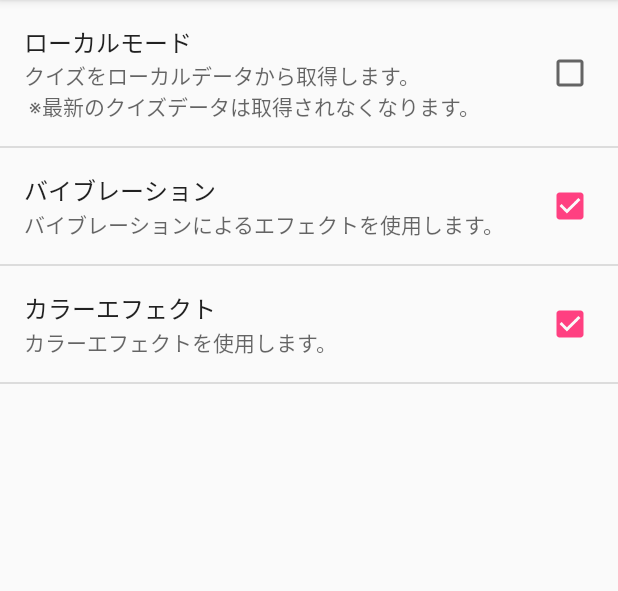
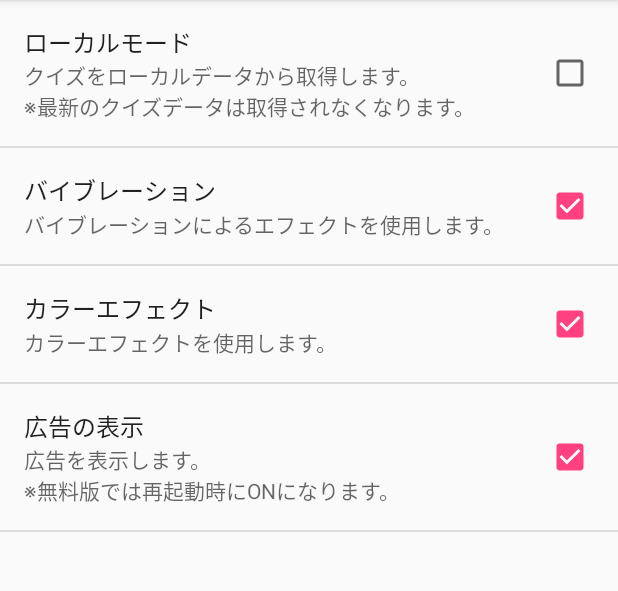
Before and after one commit to TatsuoWatanabe/FunUkuleleQuiz, an Android app: the screen it shows after launch (SettingsActivity), in the options menu, after a tap on "Settings", on a phone screen of 412 x 824 dp, the part 84-675 px from its top. Run offline under Robolectric (Android 15) with nearby library versions, the phone set to English and light mode, and no system bars; our stand-ins replace AdMob, Volley; network calls fail; 3 statements that could not run were skipped.

```diff
--- a/app/src/main/java/com/tatsuowatanabe/funukulelequiz/MainActivity.java
+++ b/app/src/main/java/com/tatsuowatanabe/funukulelequiz/MainActivity.java
@@ -8,6 +8,7 @@ import android.preference.PreferenceManager;
 import android.support.design.widget.FloatingActionButton;
 import android.support.v7.app.AppCompatActivity;
 import android.support.v7.widget.Toolbar;
+import android.util.Log;
 import android.view.Menu;
 import android.view.MenuItem;
 import android.view.View;
@@ -17,6 +18,8 @@ import android.widget.Toast;
 
 import com.android.volley.RequestQueue;
 import com.android.volley.toolbox.Volley;
+import com.google.android.gms.ads.AdRequest;
+import com.google.android.gms.ads.NativeExpressAdView;
 import com.google.android.gms.appindexing.AppIndex;
 import com.google.android.gms.common.api.GoogleApiClient;
 import com.tatsuowatanabe.funukulelequiz.model.QuizGame;
@@ -65,11 +68,13 @@ public class MainActivity extends AppCompatActivity {
         mQueue   = Volley.newRequestQueue(this);
         vibrator = (Vibrator)getSystemService(VIBRATOR_SERVICE);
 
+        final Boolean isFreeEdition = true;
+        prefs.setShowAds(isFreeEdition);
+
         // floating action button
         views.fab.setOnClickListener(new View.OnClickListener() {
             @Override public void onClick(final View view) { startQuiz(); }
         });
-        // TODO: Set the progress bar of quizzes.
         // TODO: Add setting of advertisement.
         // TODO: Add in app purchase.
         // ATTENTION: This was auto-generated to implement the App Indexing API.
@@ -125,6 +130,18 @@ public class MainActivity extends AppCompatActivity {
     }
 
     /**
+     * Load the advertisement.
+     */
+    private void loadAd() {
+        AdRequest.Builder adBuilder = new AdRequest.Builder();
+        for (String device : getResources().getStringArray(R.array.admob_test_devices)) {
+            Log.d("admob Test Device: ", device);
+            adBuilder.addTestDevice(device);
+        }
+        views.adView.loadAd(adBuilder.build());
+    }
+
+    /**
      * get the shared preferences.
      * @return
      */
@@ -145,9 +162,29 @@ public class MainActivity extends AppCompatActivity {
      */
     public class PreferencesHolder {
         private SharedPreferences sharedPreferences = getSharedPreferences();
+        private SharedPreferences.OnSharedPreferenceChangeListener changeListener = new SharedPreferences.OnSharedPreferenceChangeListener() {
+            @Override
+            public void onSharedPreferenceChanged(SharedPreferences sharedPreferences, String key) {
+                if (key.equals(getString(R.string.pref_key_ads))) {
+                    onChangeShowAds(shouldShowAds());
+                }
+            }
+        };
+        private void onChangeShowAds(Boolean shouldShow) {
+            views.adView.setVisibility(shouldShow ? View.VISIBLE : View.GONE);
+            if (shouldShow) { loadAd(); }
+        }
         public Boolean isLocalMode()          { return sharedPreferences.getBoolean(getString(R.string.pref_key_local_mode)  , false); }
         public Boolean shouldUseVibration()   { return sharedPreferences.getBoolean(getString(R.string.pref_key_vibration)   , true); }
         public Boolean shouldUseColorEffect() { return sharedPreferences.getBoolean(getString(R.string.pref_key_color_effect), true); }
+        public Boolean shouldShowAds()        { return sharedPreferences.getBoolean(getString(R.string.pref_key_ads), true); }
+        public void setShowAds(Boolean sw)    {
+            sharedPreferences.edit().putBoolean(getString(R.string.pref_key_ads), sw).commit();
+            onChangeShowAds(sw);
+        }
+        private PreferencesHolder() {
+            sharedPreferences.registerOnSharedPreferenceChangeListener(changeListener);
+        }
     }
 
     /**
@@ -167,7 +204,8 @@ public class MainActivity extends AppCompatActivity {
         public final View                 loadingArea     = (View)findViewById(R.id.loading_area);
         public final View                 contentMain     = (View)findViewById(R.id.content_main);
         public final TextView             quizzesProgress = (TextView)findViewById(R.id.quizzes_progress);
-        public ViewHolder() {
+        public final NativeExpressAdView  adView          = (NativeExpressAdView) findViewById(R.id.adView);
+        private ViewHolder() {
             resultArea.setVisibility(View.GONE);
             quizzesProgress.setVisibility(View.GONE);
             pointDisplay.setText(getString(R.string.points, 0)); // 0 pt
--- a/app/src/main/java/com/tatsuowatanabe/funukulelequiz/adapter/ChoiceListAdapter.java
+++ b/app/src/main/java/com/tatsuowatanabe/funukulelequiz/adapter/ChoiceListAdapter.java
@@ -58,8 +58,13 @@ public class ChoiceListAdapter extends ArrayAdapter<Quiz.Choice>  {
         String body = choice.getBody(convertView.getContext());
         tv.setText(body);
         Float textSizeDp = getContext().getResources().getDimension(
-            body.length() > 100 ? R.dimen.choice_small  :
-            body.length() > 50  ? R.dimen.choice_medium : R.dimen.choice_normal
+            body.length() < 10 ? R.dimen.choice_LLL :
+            body.length() < 20 ? R.dimen.choice_LL  :
+            body.length() < 30 ? R.dimen.choice_L   :
+            body.length() < 40 ? R.dimen.choice_M   :
+            body.length() < 50 ? R.dimen.choice_S   :
+            body.length() < 60 ? R.dimen.choice_SS  :
+                                 R.dimen.choice_SSS
         );
         tv.setTextSize(TypedValue.COMPLEX_UNIT_PX, textSizeDp);
 
--- a/app/src/main/java/com/tatsuowatanabe/funukulelequiz/model/QuizResults.java
+++ b/app/src/main/java/com/tatsuowatanabe/funukulelequiz/model/QuizResults.java
@@ -54,7 +54,6 @@ public class QuizResults {
             showColorEffect(ContextCompat.getColor(activity, R.color.incorrect));
             if (activity.prefs.shouldUseVibration()) { activity.getVibrator().vibrate(50); }
         }
-        // TODO: Set progress to progress bar.
 
         addPoint(answeredQuiz.getPoint());
         answeredes.add(answeredQuiz);
--- a/app/src/main/java/com/tatsuowatanabe/funukulelequiz/preference/SettingsFragment.java
+++ b/app/src/main/java/com/tatsuowatanabe/funukulelequiz/preference/SettingsFragment.java
@@ -58,6 +58,17 @@ public class SettingsFragment extends PreferenceFragment {
                 isEn ? R.string.pref_summ_color_effect_en :
                        R.string.pref_summ_color_effect_en
         ));
+        CheckBoxPreference prefAds = (CheckBoxPreference)findPreference(getString(R.string.pref_key_ads));
+        prefAds.setTitle(getString(
+                isJa ? R.string.pref_title_ads_ja :
+                isEn ? R.string.pref_title_ads_en :
+                       R.string.pref_title_ads_en
+        ));
+        prefAds.setSummary(getString(
+                isJa ? R.string.pref_summ_ads_ja :
+                isEn ? R.string.pref_summ_ads_en :
+                       R.string.pref_summ_ads_en
+        ));
         return this;
     }
 
--- a/app/src/main/res/layout/activity_main.xml
+++ b/app/src/main/res/layout/activity_main.xml
@@ -8,7 +8,6 @@
     android:fitsSystemWindows="true"
     tools:context=".MainActivity"
 >
-
     <include layout="@layout/app_bar" />
 
     <include layout="@layout/content_main" />
--- a/app/src/main/res/layout/adapter_list_item_choice.xml
+++ b/app/src/main/res/layout/adapter_list_item_choice.xml
@@ -30,7 +30,7 @@
             android:minHeight="48dp"
             android:layout_toRightOf="@+id/icon"
             android:text="choice body string ..."
-            android:textSize="@dimen/choice_normal"
+            android:textSize="@dimen/choice_LLL"
             android:gravity="left|center_vertical"
             android:textColor="#999999"
         />
--- a/app/src/main/res/layout/loading_area.xml
+++ b/app/src/main/res/layout/loading_area.xml
@@ -16,7 +16,7 @@
         android:visibility="visible"
         android:layout_centerInParent="true"
         app:indicator="BallPulseSync"
-        app:indicator_color="@color/common_signin_btn_dark_text_default"
+        app:indicator_color="@color/common_action_bar_splitter"
     />
 
 </RelativeLayout>
--- a/app/src/main/res/layout/result_area.xml
+++ b/app/src/main/res/layout/result_area.xml
@@ -12,7 +12,9 @@
         android:layout_width="match_parent"
         android:layout_height="match_parent"
         android:textAlignment="center"
-        android:padding="20dp"
+        android:paddingLeft="20dp"
+        android:paddingRight="20dp"
+        android:layout_marginTop="10dp"
         android:layout_weight="2"
     />
 
--- a/app/src/main/res/values/colors.xml
+++ b/app/src/main/res/values/colors.xml
@@ -3,7 +3,7 @@
     <color name="colorPrimary">#3F51B5</color>
     <color name="colorPrimaryDark">#303F9F</color>
     <color name="colorAccent">#FF4081</color>
-    <color name="contentMain">#EDEDED</color>
+    <color name="contentMain">#f4f4f4</color>
     <color name="correct">#a4dcff</color>
     <color name="incorrect">#ffa9a9</color>
 </resources>
--- a/app/src/main/res/values/dimens.xml
+++ b/app/src/main/res/values/dimens.xml
@@ -3,7 +3,11 @@
     <dimen name="activity_horizontal_margin">16dp</dimen>
     <dimen name="activity_vertical_margin">16dp</dimen>
     <dimen name="fab_margin">16dp</dimen>
-    <dimen name="choice_normal">25dp</dimen>
-    <dimen name="choice_medium">20dp</dimen>
-    <dimen name="choice_small">15dp</dimen>
+    <dimen name="choice_LLL">25dp</dimen>
+    <dimen name="choice_LL" >23dp</dimen>
+    <dimen name="choice_L"  >21dp</dimen>
+    <dimen name="choice_M"  >19dp</dimen>
+    <dimen name="choice_S"  >17dp</dimen>
+    <dimen name="choice_SS" >15dp</dimen>
+    <dimen name="choice_SSS">13dp</dimen>
 </resources>
--- a/app/src/main/res/values/strings.xml
+++ b/app/src/main/res/values/strings.xml
@@ -5,6 +5,11 @@
     <string name="lang_ja">ja</string>
     <string name="lang_en">en</string>
     <string name="quizzes_progress">%1$s / %2$s</string>
+    <string name="ad_unit_id">ca-app-pub-5725431064218852/8659824128</string>
+    <array name="admob_test_devices">
+        <item>E809BA54305F73BC21A6DDDE71065CF3</item>
+        <item>597A5AFBBEE1976D1F7D6F2C28841C2C</item>
+    </array>
     <string name="msg_lang_changed_ja">言語を日本語に変更しました。</string>
     <string name="msg_lang_changed_en">Langage changed to English.</string>
     <string name="msg_perfect_ja">すごい! パーフェクト！</string>
@@ -22,18 +27,8 @@
     <string name="pref_key_local_mode">local_mode</string>
     <string name="pref_title_local_mode_ja">ローカルモード</string>
     <string name="pref_title_local_mode_en">Local Mode</string>
-    <string name="pref_summ_local_mode_ja">
-    <![CDATA[
-        クイズをローカルデータから取得します。\n
-        ※最新のクイズデータは取得されなくなります。
-    ]]>
-    </string>
-    <string name="pref_summ_local_mode_en">
-    <![CDATA[
-        Use the quiz data from local storage.\n
-        ※The latest quiz data will not load.
-    ]]>
-    </string>
+    <string name="pref_summ_local_mode_ja">クイズをローカルデータから取得します。\n※最新のクイズデータは取得されなくなります。</string>
+    <string name="pref_summ_local_mode_en">Use the quiz data from local storage.\n※The latest quiz data will not load.</string>
     <string name="pref_key_vibration">vibration</string>
     <string name="pref_title_vibration_ja">バイブレーション</string>
     <string name="pref_title_vibration_en">Vibration</string>
@@ -44,4 +39,9 @@
     <string name="pref_title_color_effect_en">Color Effect</string>
     <string name="pref_summ_color_effect_ja">カラーエフェクトを使用します。</string>
     <string name="pref_summ_color_effect_en">Use an effect of color.</string>
+    <string name="pref_key_ads">ads</string>
+    <string name="pref_title_ads_ja">広告の表示</string>
+    <string name="pref_title_ads_en">Advertisement</string>
+    <string name="pref_summ_ads_ja">広告を表示します。\n※無料版では再起動時にONになります。</string>
+    <string name="pref_summ_ads_en">Display an advertisement.\n※It becomes ON at the time of reboot with the free edition.</string>
 </resources>
--- a/app/src/main/res/xml/preferences.xml
+++ b/app/src/main/res/xml/preferences.xml
@@ -20,4 +20,10 @@
         android:summary="@string/pref_summ_color_effect_ja"
         android:defaultValue="true"
     />
+    <CheckBoxPreference
+        android:key="@string/pref_key_ads"
+        android:title="@string/pref_title_ads_ja"
+        android:summary="@string/pref_summ_ads_ja"
+        android:defaultValue="true"
+    />
 </PreferenceScreen>
--- a/build.gradle
+++ b/build.gradle
@@ -8,6 +8,7 @@ buildscript {
         classpath 'com.android.tools.build:gradle:2.1.0'
         // NOTE: Do not place your application dependencies here; they belong
         // in the individual module build.gradle files
+        classpath 'com.google.gms:google-services:3.0.0'
     }
 }
 
```
Also changed, not shown: app/build.gradle (+12 -5 lines), app/src/main/AndroidManifest.xml (+16 -18 lines), app/src/main/java/com/tatsuowatanabe/funukulelequiz/AnalyticsTrackers.java (added, +71 -0 lines), app/src/main/res/layout/content_main.xml (+21 -7 lines), app/src/main/res/xml/app_tracker.xml (added, +16 -0 lines), 2 other files.
